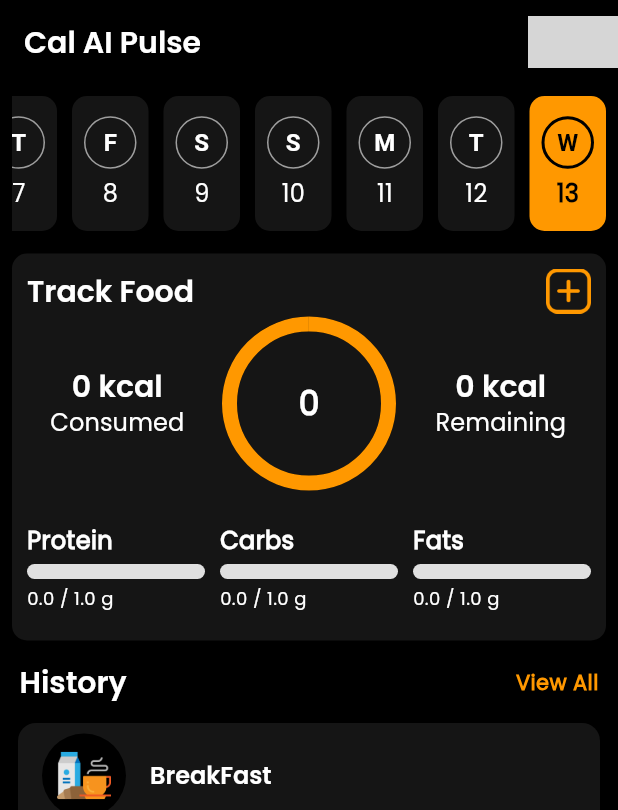
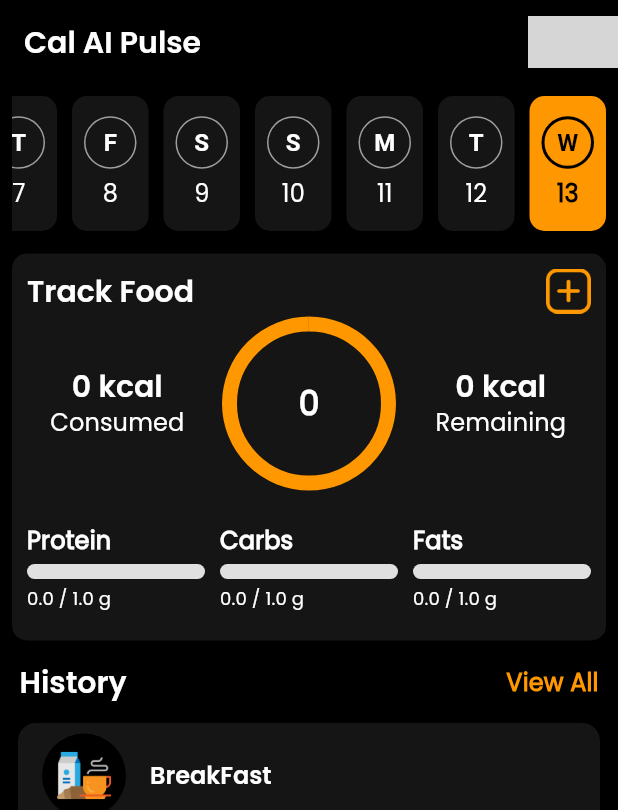
Before and after one commit to akrambel2115/macroaize, a Flutter app: the HomeView screen opened by its route, on a phone screen of 412 x 824 dp. Shown: the top 810 px of the screen. Run offline on Flutter 3.47's test engine with Material 3 defaults, Android fonts, the phone set to English and light mode, and no system bars; our stand-ins replace camera, carousel_slider, fluttertoast, get, image_cropper, image_picker and 6 more; missing offline and left inert: dart_openai; accounts and stored records are empty; grey boxes are pictures that could not be loaded.

Commit message:
Refactor HomeView to use localized strings and theme styles

```diff
--- a/lib/screens/HomeScreen/HomeView.dart
+++ b/lib/screens/HomeScreen/HomeView.dart
@@ -2,7 +2,6 @@ import 'package:flutter/material.dart';
 import 'package:foodcalorietracker/SharePrefHelper/ConstantUserMaster.dart';
 import 'package:foodcalorietracker/constant/AppAssets.dart';
 import 'package:foodcalorietracker/constant/Appkey.dart';
-import 'package:foodcalorietracker/constant/FontFamily.dart';
 import 'package:foodcalorietracker/routes/app_routes.dart';
 import 'package:foodcalorietracker/screens/HomeScreen/HomeController.dart';
 import 'package:get/get.dart';
@@ -20,7 +19,7 @@ class HomeView extends GetView<HomeController> {
         scrolledUnderElevation: 0,
         backgroundColor: context.theme.scaffoldBackgroundColor,
         automaticallyImplyLeading: false,
-        title: Text(appName, style: context.theme.textTheme.headlineMedium),
+  title: Text(appName.tr, style: context.theme.textTheme.headlineMedium),
         actions: [
           GestureDetector(
             onTap: () {
@@ -100,19 +99,12 @@ class HomeView extends GetView<HomeController> {
                                 SizedBox(height: 5),
                                 Text(
                                   controller.dates[index].day.toString(),
-                                  style: TextStyle(
+                                  style: context.textTheme.titleSmall?.copyWith(
                                     fontSize: 16,
-                                    fontFamily: poppins,
-                                    fontWeight:
-                                        isToday
-                                            ? FontWeight.bold
-                                            : FontWeight.normal,
-                                    color:
-                                        isToday
-                                            ? context
-                                                .theme
-                                                .scaffoldBackgroundColor
-                                            : context.theme.primaryColor,
+                                    fontWeight: isToday ? FontWeight.bold : FontWeight.normal,
+                                    color: isToday
+                                        ? context.theme.scaffoldBackgroundColor
+                                        : context.theme.primaryColor,
                                   ),
                                 ),
                               ],
@@ -162,9 +154,8 @@ class HomeView extends GetView<HomeController> {
                                 mainAxisAlignment: MainAxisAlignment.center,
                                 children: [
                                   Text(
-                                    "${controller.consumedKcal} kcal",
-                                    style:
-                                        context.theme.textTheme.headlineMedium,
+                                    "${controller.consumedKcal} " + 'kcal_unit'.tr,
+                                    style: context.theme.textTheme.headlineMedium,
                                   ),
                                   Text(
                                     "Consumed".tr,
@@ -220,9 +211,8 @@ class HomeView extends GetView<HomeController> {
                                 mainAxisAlignment: MainAxisAlignment.center,
                                 children: [
                                   Text(
-                                    "${controller.remainingKcal} kcal",
-                                    style:
-                                        context.theme.textTheme.headlineMedium,
+                                    "${controller.remainingKcal} " + 'kcal_unit'.tr,
+                                    style: context.theme.textTheme.headlineMedium,
                                   ),
                                   Text(
                                     "Remaining".tr,
@@ -286,10 +276,9 @@ class HomeView extends GetView<HomeController> {
                     },
                     child: Text(
                       "View All".tr,
-                      style: TextStyle(
+                      style: context.textTheme.titleSmall?.copyWith(
                         color: context.theme.focusColor,
                         fontWeight: FontWeight.bold,
-                        fontFamily: poppins,
                       ),
                     ),
                   ),
@@ -411,11 +400,10 @@ class HomeView extends GetView<HomeController> {
             children: [
               Text(
                 'Which meal would you like to track?'.tr,
-                style: TextStyle(
+                style: context.textTheme.titleMedium?.copyWith(
                   fontSize: 18,
                   fontWeight: FontWeight.bold,
                   color: context.theme.focusColor,
-                  fontFamily: poppins,
                 ),
               ).paddingOnly(top: 10),
               const SizedBox(height: 12),
@@ -466,10 +454,9 @@ class NutrientProgress extends StatelessWidget {
       children: [
         Text(
           name,
-          style: TextStyle(
+          style: context.textTheme.titleSmall?.copyWith(
             fontSize: 16,
             fontWeight: FontWeight.bold,
-            fontFamily: poppins,
             color: context.theme.primaryColor,
           ),
         ),
@@ -497,11 +484,10 @@ class NutrientProgress extends StatelessWidget {
 
         SizedBox(height: 4),
         Text(
-          "$value / $maxValue g",
-          style: TextStyle(
+          "$value / $maxValue ${'gram_unit'.tr}",
+          style: context.textTheme.titleSmall?.copyWith(
             fontSize: 12,
             color: context.theme.primaryColor,
-            fontFamily: poppins,
           ),
         ),
       ],
```
